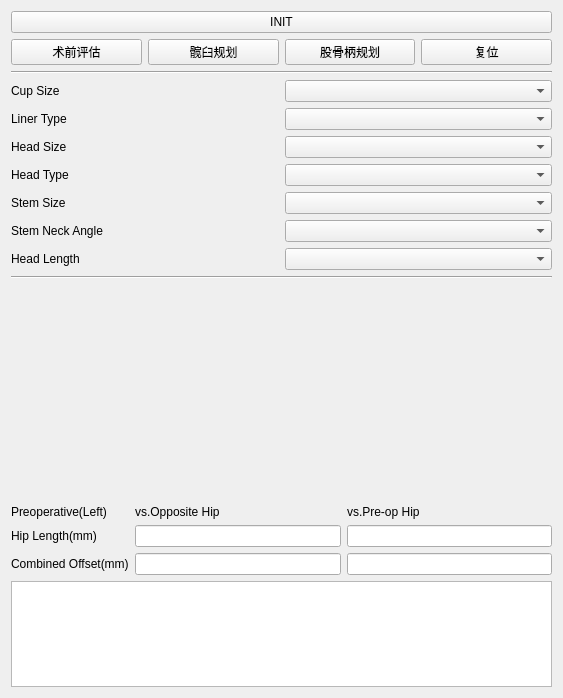
The window that Plugins/org.mitk.orthopedics.thaplan/src/internal/THAPlanControls.ui (zhaomengxiao/LancetMITK-Adition) describes before a commit, drawn with Qt 5.
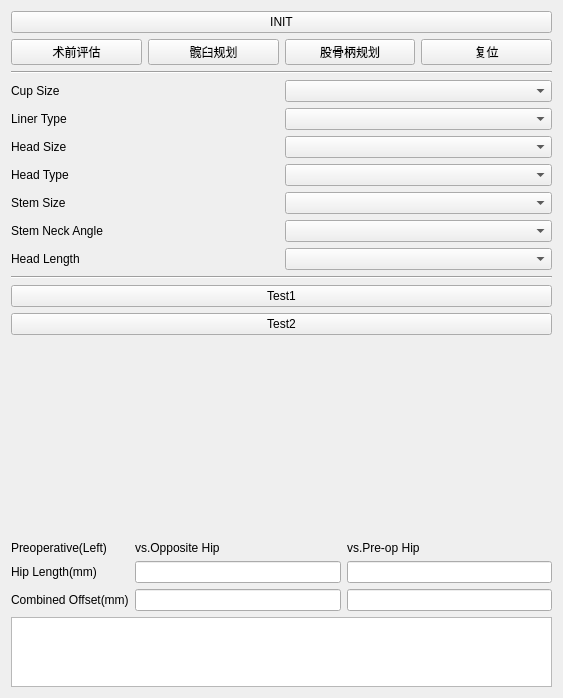
The same window after the commit.

Commit message: Finish Basic Hip Plan Plugin

What changed in the file:
```diff
--- a/Plugins/org.mitk.orthopedics.thaplan/src/internal/THAPlanControls.ui
+++ b/Plugins/org.mitk.orthopedics.thaplan/src/internal/THAPlanControls.ui
@@ -151,6 +151,20 @@
      </property>
     </widget>
    </item>
+   <item>
+    <widget class="QPushButton" name="pushButton_test1">
+     <property name="text">
+      <string>Test1</string>
+     </property>
+    </widget>
+   </item>
+   <item>
+    <widget class="QPushButton" name="pushButton_test2">
+     <property name="text">
+      <string>Test2</string>
+     </property>
+    </widget>
+   </item>
    <item>
     <spacer name="spacer1">
      <property name="orientation">
```
The commit also changes 8 other files.
